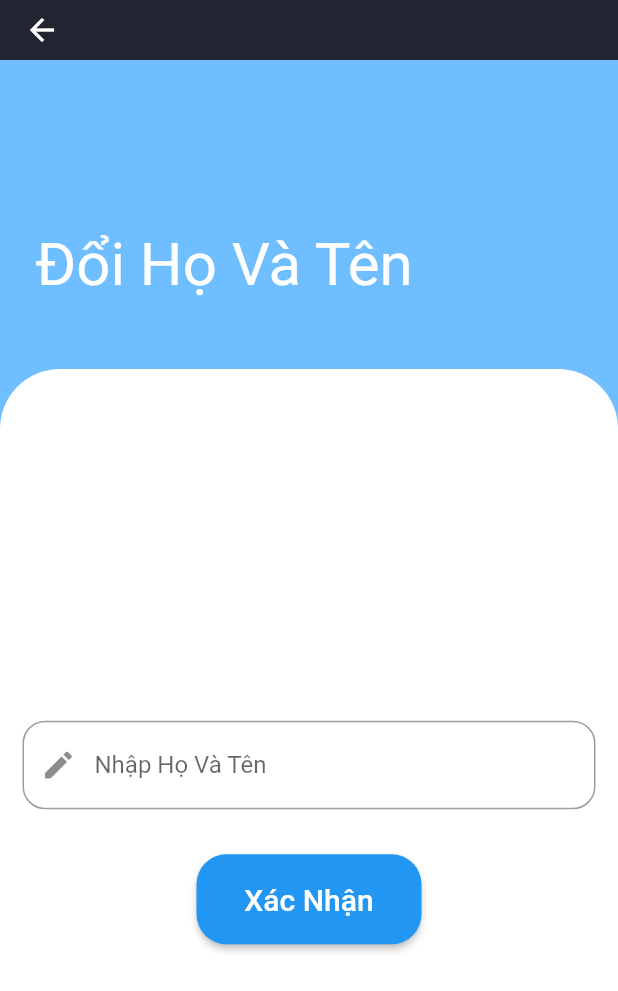
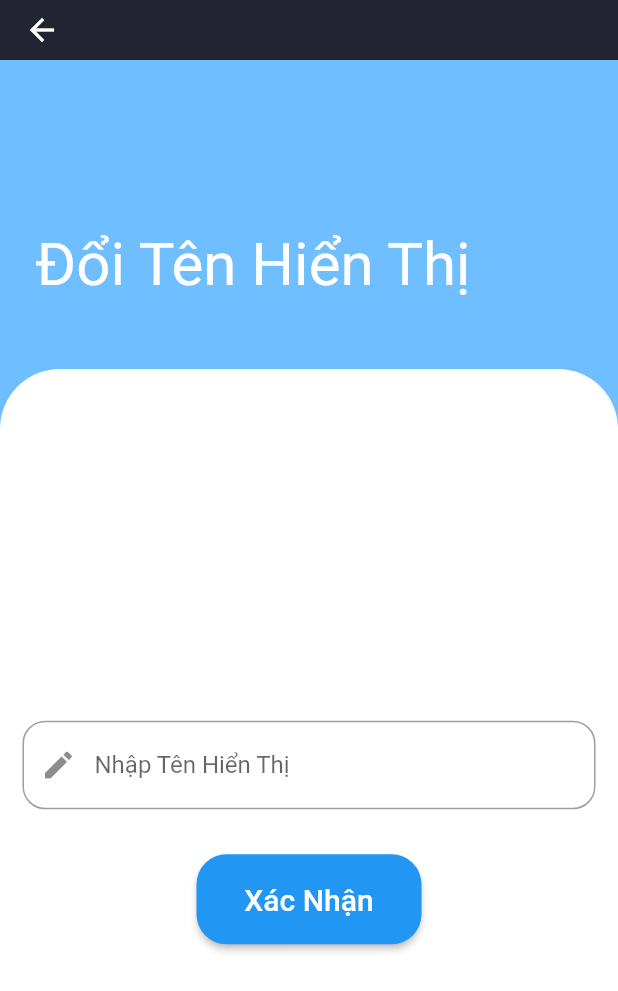
Before and after one commit to duckmean/doan_ltdd, a Flutter app: the UpdateInfomation screen opened directly with empty values, on a phone screen of 412 x 824 dp. Shown: the top 991 px of the screen. Run offline on Flutter 3.47's test engine with Material 2 defaults, Android fonts, the phone set to English and light mode, and no system bars; our stand-ins replace audioplayers, auto_size_text, cloud_firestore, connectivity_plus, firebase_auth, firebase_core and 5 more; missing offline and left inert: flutter_facebook_auth; accounts and stored records are empty.

Commit message:
update ten hien thi

```diff
--- a/lib/pages/UI/updateinfo_page.dart
+++ b/lib/pages/UI/updateinfo_page.dart
@@ -154,7 +154,7 @@ class _UpdateInfomationScreenState extends State<UpdateInfomationScreen> {
                           );
                         },
                         child: Text(
-                          'Đổi Họ Tên',
+                          'Đổi Tên Hiển Thị',
                           style: TextStyle(
                             fontSize: 20,
                             color: AppColor.fieldColor,
--- a/lib/pages/login/update_info.dart
+++ b/lib/pages/login/update_info.dart
@@ -54,7 +54,7 @@ class _UpdateInfomationState extends State<UpdateInfomation> {
                       crossAxisAlignment: CrossAxisAlignment.start,
                       children: [
                         Text(
-                          "Đổi Họ Và Tên",
+                          "Đổi Tên Hiển Thị",
                           style: TextStyle(
                             color: Colors.white,
                             fontSize: 40.0,
@@ -85,8 +85,8 @@ class _UpdateInfomationState extends State<UpdateInfomation> {
                           child: TextField(
                             controller: _nameController,
                             decoration: InputDecoration(
-                              hintText: 'Họ Và Tên',
-                              labelText: 'Nhập Họ Và Tên',
+                              hintText: 'Tên Hiển Thị',
+                              labelText: 'Nhập Tên Hiển Thị',
                               border: OutlineInputBorder(
                                   borderRadius: BorderRadius.circular(15)),
                               prefixIcon: Icon(Icons.edit),
```
